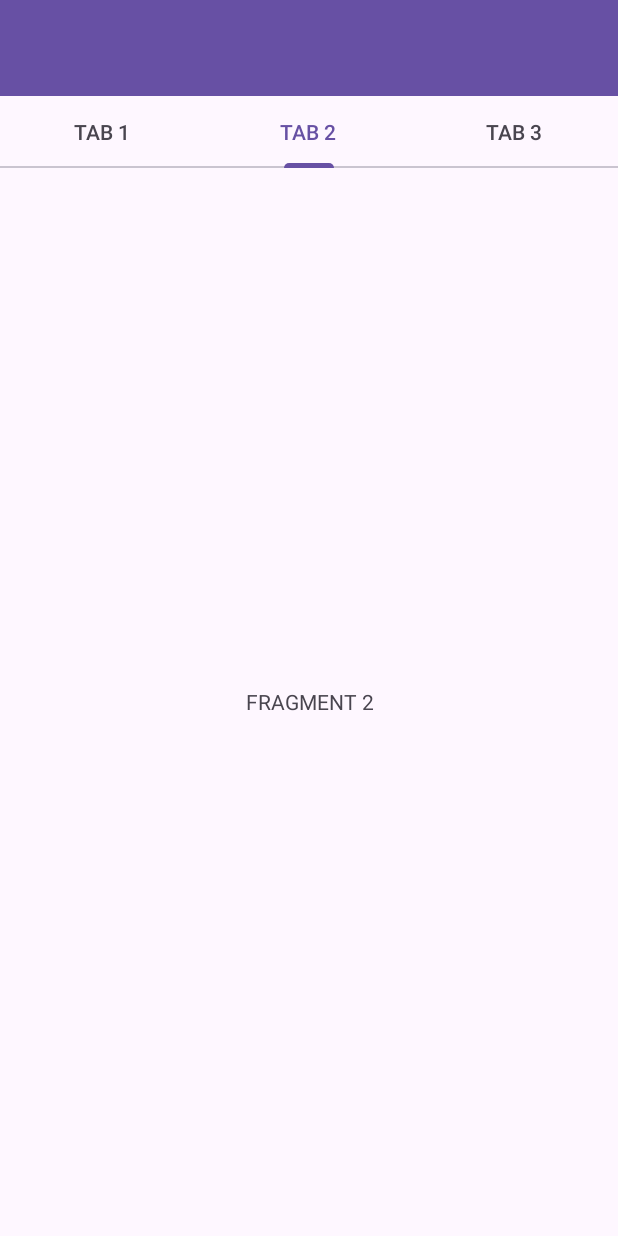
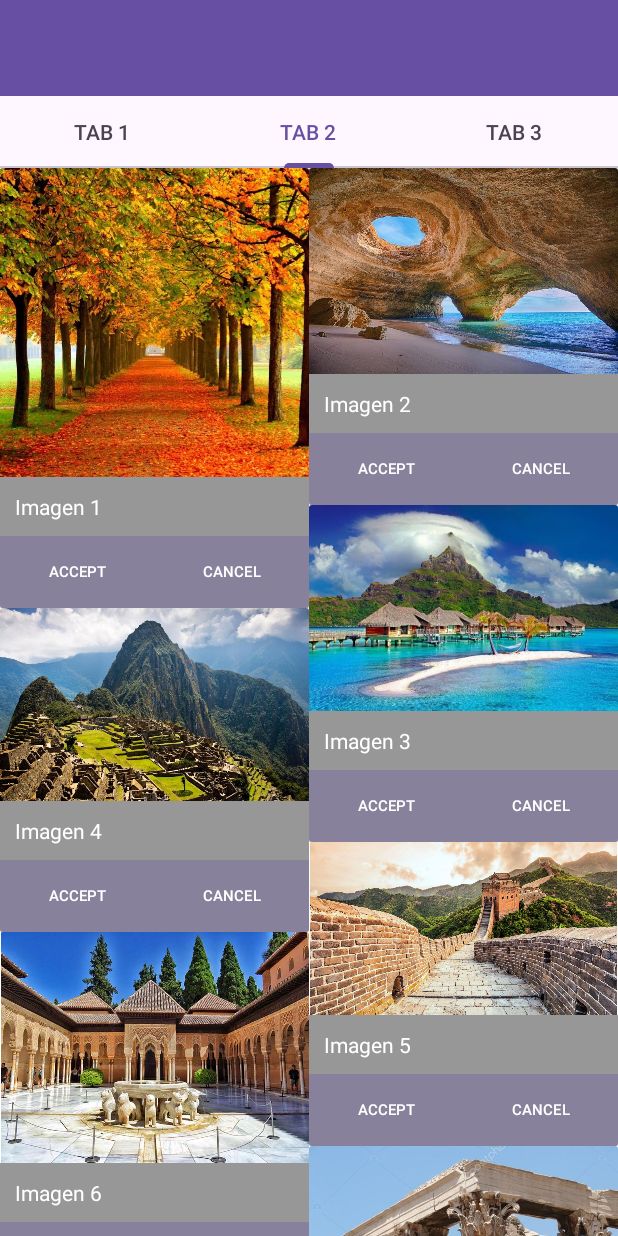
Before and after one commit to JulenR14/DI, an Android app: the screen it shows after launch (MainActivity), tab 2 chosen, on a phone screen of 412 x 824 dp. Run offline under Robolectric (Android 15) with nearby library versions, the phone set to English and light mode, and no system bars.

Commit message:
Ejercicio 2 terminado

```diff
--- /dev/null
+++ b/Ejercicio2_TyV/app/src/main/java/com/julen/ejercicio2_tyv/Card.java
@@ -0,0 +1,29 @@
+package com.julen.ejercicio2_tyv;
+
+public class Card {
+
+    private int imagen;
+    private String titulo;
+
+    public Card(int imagen, String titulo){
+        this.imagen = imagen;
+        this.titulo = titulo;
+    }
+
+    public int getImagen(){
+        return imagen;
+    }
+
+    public String getTitulo(){
+        return titulo;
+    }
+
+    public void setImagen(int imagen){
+        this.imagen = imagen;
+    }
+
+    public void setTitulo(String titulo){
+        this.titulo = titulo;
+    }
+
+}
--- /dev/null
+++ b/Ejercicio2_TyV/app/src/main/java/com/julen/ejercicio2_tyv/CardAdapter.java
@@ -0,0 +1,88 @@
+package com.julen.ejercicio2_tyv;
+
+import android.app.Activity;
+import android.content.Context;
+import android.view.ActionMode;
+import android.view.LayoutInflater;
+import android.view.View;
+import android.view.ViewGroup;
+import android.widget.ImageView;
+import android.widget.TextView;
+
+import androidx.annotation.NonNull;
+import androidx.recyclerview.widget.RecyclerView;
+
+import java.util.List;
+
+public class CardAdapter extends RecyclerView.Adapter<CardAdapter.CardViewHolder>{
+
+    private List<Card> cards;
+
+    public static class CardViewHolder extends RecyclerView.ViewHolder {
+        public ImageView imagen;
+        public TextView titulo;
+        public CardViewHolder(View v) {
+            super(v);
+            imagen = v.findViewById(R.id.item_imagen);
+            titulo = v.findViewById(R.id.nombreCard);
+        }
+
+        public void bindCard(Card card){
+            imagen.setImageResource(card.getImagen());
+            titulo.setText(card.getTitulo());
+        }
+    }
+
+    public CardAdapter(List<Card> cards) {
+        this.cards = cards;
+    }
+
+    @Override
+    public CardViewHolder onCreateViewHolder(ViewGroup parent, int viewType){
+        View v = LayoutInflater.from(parent.getContext()).inflate(R.layout.item_cardview, parent, false);
+        return new CardViewHolder(v);
+    }
+
+    @Override
+    public void onBindViewHolder(@NonNull CardViewHolder holder, int position) {
+        holder.bindCard(cards.get(position));
+
+        Context context = holder.itemView.getContext();
+
+
+        holder.imagen.setOnClickListener(new View.OnClickListener() {
+            @Override
+            public void onClick(View v) {
+
+                Activity activity = (Activity) context;
+                ActionMode actionMode = activity.startActionMode(new ActionMode.Callback() {
+                    @Override
+                    public boolean onCreateActionMode(ActionMode mode, android.view.Menu menu) {
+                        return true;
+                    }
+
+                    @Override
+                    public boolean onPrepareActionMode(ActionMode mode, android.view.Menu menu) {
+                        return false;
+                    }
+
+                    @Override
+                    public boolean onActionItemClicked(ActionMode mode, android.view.MenuItem item) {
+                        return false;
+                    }
+
+                    @Override
+                    public void onDestroyActionMode(ActionMode mode) {
+
+                    }
+                });
+            }
+        });
+
+    }
+
+    @Override
+    public int getItemCount() {
+        return this.cards.size();
+    }
+}
--- /dev/null
+++ b/Ejercicio2_TyV/app/src/main/java/com/julen/ejercicio2_tyv/Fragment1.java
@@ -0,0 +1,19 @@
+package com.julen.ejercicio2_tyv;
+
+import android.os.Bundle;
+import android.view.LayoutInflater;
+import android.view.View;
+import android.view.ViewGroup;
+
+import androidx.fragment.app.Fragment;
+
+public class Fragment1 extends Fragment {
+    public Fragment1() {
+        // Required empty public constructor
+    }
+    @Override
+    public View onCreateView(LayoutInflater inflater, ViewGroup container,
+                             Bundle savedInstanceState) {
+        return inflater.inflate(R.layout.fragment1, container, false);
+    }
+}
--- /dev/null
+++ b/Ejercicio2_TyV/app/src/main/java/com/julen/ejercicio2_tyv/Fragment2.java
@@ -0,0 +1,52 @@
+package com.julen.ejercicio2_tyv;
+
+import android.os.Bundle;
+import android.view.LayoutInflater;
+import android.view.View;
+import android.view.ViewGroup;
+
+import androidx.annotation.NonNull;
+import androidx.annotation.Nullable;
+import androidx.fragment.app.Fragment;
+import androidx.recyclerview.widget.RecyclerView;
+import androidx.recyclerview.widget.StaggeredGridLayoutManager;
+
+import java.util.ArrayList;
+import java.util.List;
+
+public class Fragment2 extends Fragment {
+
+    public Fragment2() {
+        // Required empty public constructor
+    }
+    @Override
+    public View onCreateView(LayoutInflater inflater, ViewGroup container,
+                             Bundle savedInstanceState) {
+        return inflater.inflate(R.layout.fragment2, container, false);
+    }
+
+    @Override
+    public void onViewCreated(@NonNull View view, @Nullable Bundle savedInstanceState) {
+        super.onViewCreated(view, savedInstanceState);
+
+        List<Card> imagenes = new ArrayList<Card>(){{
+            add(new Card(R.drawable.image1, "Imagen 1"));
+            add(new Card(R.drawable.image2, "Imagen 2"));
+            add(new Card(R.drawable.image3, "Imagen 3"));
+            add(new Card(R.drawable.image4, "Imagen 4"));
+            add(new Card(R.drawable.image5, "Imagen 5"));
+            add(new Card(R.drawable.image6, "Imagen 6"));
+            add(new Card(R.drawable.image7, "Imagen 7"));
+            add(new Card(R.drawable.image8, "Imagen 8"));
+            add(new Card(R.drawable.image9, "Imagen 9"));
+        }};
+
+        RecyclerView recyclerView = view.findViewById(R.id.recyclerViewHome);
+        recyclerView.setLayoutManager(new StaggeredGridLayoutManager(2, StaggeredGridLayoutManager.VERTICAL));
+
+        CardAdapter adaptador = new CardAdapter(imagenes);
+
+        recyclerView.setAdapter(adaptador);
+
+    }
+}
--- /dev/null
+++ b/Ejercicio2_TyV/app/src/main/java/com/julen/ejercicio2_tyv/Fragment3.java
@@ -0,0 +1,21 @@
+package com.julen.ejercicio2_tyv;
+
+import android.os.Bundle;
+import android.view.LayoutInflater;
+import android.view.View;
+import android.view.ViewGroup;
+
+import androidx.fragment.app.Fragment;
+
+public class Fragment3 extends Fragment {
+
+    public Fragment3() {
+        // Required empty public constructor
+    }
+
+    @Override
+    public View onCreateView(LayoutInflater inflater, ViewGroup container,
+                             Bundle savedInstanceState) {
+        return inflater.inflate(R.layout.fragment3, container, false);
+    }
+}
--- a/Ejercicio2_TyV/app/src/main/java/com/julen/ejercicio2_tyv/SectionsPagerAdapter.java
+++ b/Ejercicio2_TyV/app/src/main/java/com/julen/ejercicio2_tyv/SectionsPagerAdapter.java
@@ -20,7 +20,14 @@ public class SectionsPagerAdapter extends FragmentStateAdapter {
     }
     @Override
     public Fragment createFragment(int position) {
-        return PlaceholderFragment.newInstance(position + 1);
+        switch (position) {
+            case 0:
+                return new Fragment1();
+            case 1:
+                return new Fragment2();
+            default:
+                return new Fragment3();
+        }
     }
 
 }
--- /dev/null
+++ b/Ejercicio2_TyV/app/src/main/res/layout/fragment1.xml
@@ -0,0 +1,13 @@
+<?xml version="1.0" encoding="utf-8"?>
+<LinearLayout
+    xmlns:android="http://schemas.android.com/apk/res/android"
+    xmlns:tools="http://schemas.android.com/tools"
+    android:layout_width="match_parent"
+    android:layout_height="match_parent">
+    <TextView
+        android:id="@+id/text2"
+        android:layout_width="match_parent"
+        android:layout_height="match_parent"
+        android:text="Fragment 1"
+        android:gravity="center" />
+</LinearLayout>
--- /dev/null
+++ b/Ejercicio2_TyV/app/src/main/res/layout/fragment2.xml
@@ -0,0 +1,14 @@
+<?xml version="1.0" encoding="utf-8"?>
+<androidx.constraintlayout.widget.ConstraintLayout xmlns:android="http://schemas.android.com/apk/res/android"
+    xmlns:app="http://schemas.android.com/apk/res-auto"
+    xmlns:tools="http://schemas.android.com/tools"
+    android:layout_width="match_parent"
+    android:layout_height="match_parent">
+
+    <androidx.recyclerview.widget.RecyclerView
+        android:id="@+id/recyclerViewHome"
+        android:layout_width="match_parent"
+        android:layout_height="match_parent"
+        android:background="@android:color/white"/>
+
+</androidx.constraintlayout.widget.ConstraintLayout>
--- /dev/null
+++ b/Ejercicio2_TyV/app/src/main/res/layout/fragment3.xml
@@ -0,0 +1,19 @@
+<?xml version="1.0" encoding="utf-8"?>
+<androidx.constraintlayout.widget.ConstraintLayout xmlns:android="http://schemas.android.com/apk/res/android"
+    xmlns:app="http://schemas.android.com/apk/res-auto"
+    xmlns:tools="http://schemas.android.com/tools"
+    android:id="@+id/textFragment"
+    android:layout_width="match_parent"
+    android:layout_height="match_parent">
+
+    <TextView
+        android:id="@+id/textView"
+        android:layout_width="wrap_content"
+        android:layout_height="wrap_content"
+        android:text="Fragment 3"
+        android:textSize="50sp"
+        app:layout_constraintBottom_toBottomOf="parent"
+        app:layout_constraintEnd_toEndOf="parent"
+        app:layout_constraintStart_toStartOf="parent"
+        app:layout_constraintTop_toTopOf="parent" />
+</androidx.constraintlayout.widget.ConstraintLayout>
--- /dev/null
+++ b/Ejercicio2_TyV/app/src/main/res/layout/item_cardview.xml
@@ -0,0 +1,73 @@
+<?xml version="1.0" encoding="utf-8"?>
+<LinearLayout xmlns:android="http://schemas.android.com/apk/res/android"
+    android:layout_width="wrap_content"
+    android:layout_height="wrap_content">
+
+    <androidx.cardview.widget.CardView
+        android:layout_width="wrap_content"
+        android:layout_height="wrap_content"
+        android:layout_weight="1">
+
+
+        <LinearLayout
+            android:layout_width="wrap_content"
+            android:layout_height="wrap_content"
+            android:orientation="vertical">
+
+            <ImageView
+                android:id="@+id/item_imagen"
+                android:layout_width="wrap_content"
+                android:layout_height="wrap_content"
+                android:layout_weight="0.2"
+                android:adjustViewBounds="true"
+                android:src="@drawable/image1" />
+
+            <LinearLayout
+                android:layout_width="match_parent"
+                android:layout_height="match_parent"
+                android:layout_weight="1"
+                android:orientation="vertical"
+                android:background="#68000000">
+
+                <TextView
+                    android:id="@+id/nombreCard"
+                    android:layout_width="match_parent"
+                    android:layout_height="wrap_content"
+                    android:layout_margin="10dp"
+                    android:text="Card 1"
+                    android:textColor="@color/white"/>
+
+                <LinearLayout
+                    android:layout_width="match_parent"
+                    android:layout_height="match_parent"
+                    android:orientation="horizontal">
+
+                    <Button
+                        android:id="@+id/acept"
+                        android:layout_width="wrap_content"
+                        android:layout_height="wrap_content"
+                        android:layout_weight="1"
+                        android:background="#4F000000"
+                        android:textSize="10dp"
+                        android:text="ACCEPT"
+                        android:textAlignment="center"
+                        android:textColorLink="#000000" />
+
+                    <Button
+                        android:id="@+id/cancel"
+                        android:layout_width="wrap_content"
+                        android:layout_height="wrap_content"
+                        android:layout_weight="1"
+                        android:textSize="10dp"
+                        android:text="CANCEL"
+                        android:textAlignment="center"
+                        android:backgroundTint="@color/black"
+                        android:background="#4F000000"/>
+                </LinearLayout>
+            </LinearLayout>
+
+        </LinearLayout>
+
+    </androidx.cardview.widget.CardView>
+
+</LinearLayout>
```
Also changed, not shown: Tema5menu_ej2/app/src/main/java/com/julen/tema5menu_ej2/fragment_home.java (+0 -20 lines), Ejercicio2_TyV/app/src/main/res/drawable/image1.jpg (added), Ejercicio2_TyV/app/src/main/res/drawable/image2.jpg (added), Ejercicio2_TyV/app/src/main/res/drawable/image3.jpg (added), Ejercicio2_TyV/app/src/main/res/drawable/image4.jpg (added), Ejercicio2_TyV/app/src/main/res/drawable/image5.jpg (added), Ejercicio2_TyV/app/src/main/res/drawable/image6.jpg (added), Ejercicio2_TyV/app/src/main/res/drawable/image7.jpg (added), Ejercicio2_TyV/app/src/main/res/drawable/image8.jpg (added), Ejercicio2_TyV/app/src/main/res/drawable/image9.jpg (added).
